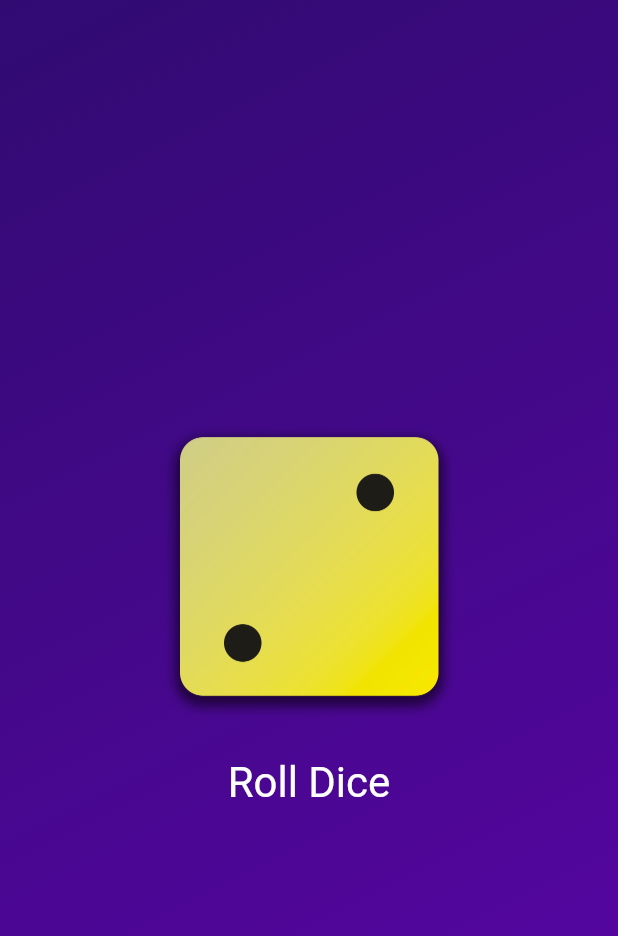
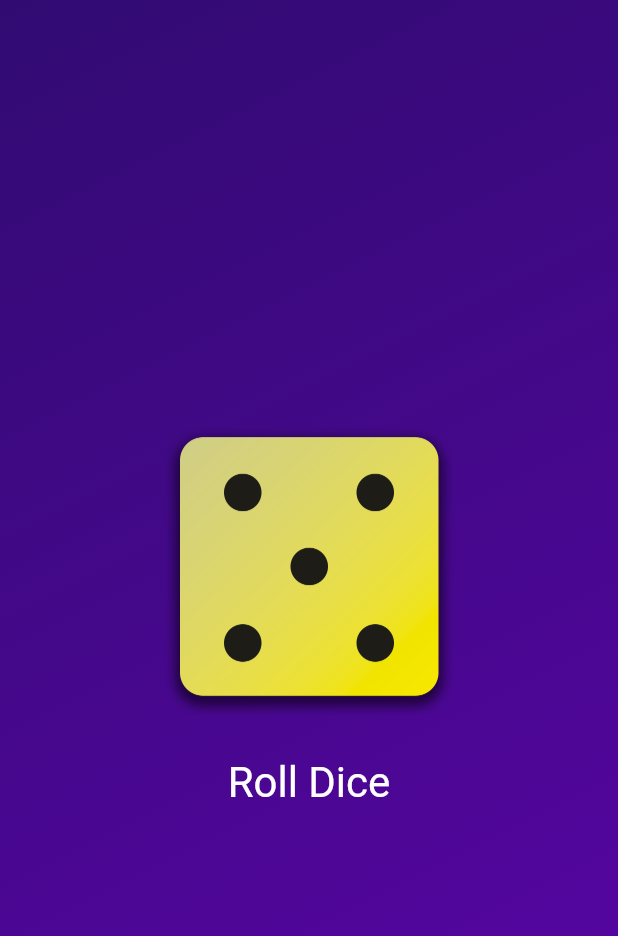
Before and after one commit to saikatcodec/Roll_Dice, a Flutter app: the screen it shows after launch, after a tap on "Roll Dice", on a phone screen of 412 x 824 dp. Shown: the top 936 px of the screen. Run offline on Flutter 3.47's test engine with Material 3 defaults, Android fonts, the phone set to English and light mode, and no system bars.

Commit message:
complete the roll dice app

```diff
--- /dev/null
+++ b/lib/dice_roller.dart
@@ -0,0 +1,45 @@
+import 'dart:math';
+
+import 'package:flutter/material.dart';
+
+final randamize = Random();
+
+class DiceRoller extends StatefulWidget {
+  const DiceRoller({super.key});
+
+  @override
+  State<DiceRoller> createState() {
+    return _DiceRollerState();
+  }
+}
+
+class _DiceRollerState extends State<DiceRoller> {
+  int currentDice = 2;
+  void rollDice() {
+    setState(() {
+      currentDice = randamize.nextInt(6) + 1;
+    });
+  }
+
+  @override
+  Widget build(context) {
+    return Column(
+      mainAxisSize: MainAxisSize.min,
+      children: [
+        Image.asset(
+          'assets/images/dice-$currentDice.png',
+          width: 200,
+        ),
+        const SizedBox(height: 20),
+        TextButton(
+          onPressed: rollDice,
+          style: TextButton.styleFrom(
+            foregroundColor: Colors.white,
+            textStyle: const TextStyle(fontSize: 28),
+          ),
+          child: const Text('Roll Dice'),
+        ),
+      ],
+    );
+  }
+}
--- a/lib/gradient_container.dart
+++ b/lib/gradient_container.dart
@@ -1,10 +1,10 @@
 import 'package:flutter/material.dart';
+
+import 'package:first_app/dice_roller.dart';
 
 class GradientContainer extends StatelessWidget {
   final List<Color> colors;
   const GradientContainer({super.key, required this.colors});
-
-  void rollDice() {}
 
   @override
   Widget build(context) {
@@ -16,25 +16,8 @@ class GradientContainer extends StatelessWidget {
           end: Alignment.bottomRight,
         ),
       ),
-      child: Center(
-        child: Column(
-          mainAxisSize: MainAxisSize.min,
-          children: [
-            Image.asset(
-              'assets/images/dice-2.png',
-              width: 200,
-            ),
-            const SizedBox(height: 20),
-            TextButton(
-              onPressed: rollDice,
-              style: TextButton.styleFrom(
-                foregroundColor: Colors.white,
-                textStyle: const TextStyle(fontSize: 28),
-              ),
-              child: const Text('Roll Dice'),
-            ),
-          ],
-        ),
+      child: const Center(
+        child: DiceRoller(),
       ),
     );
   }
```
